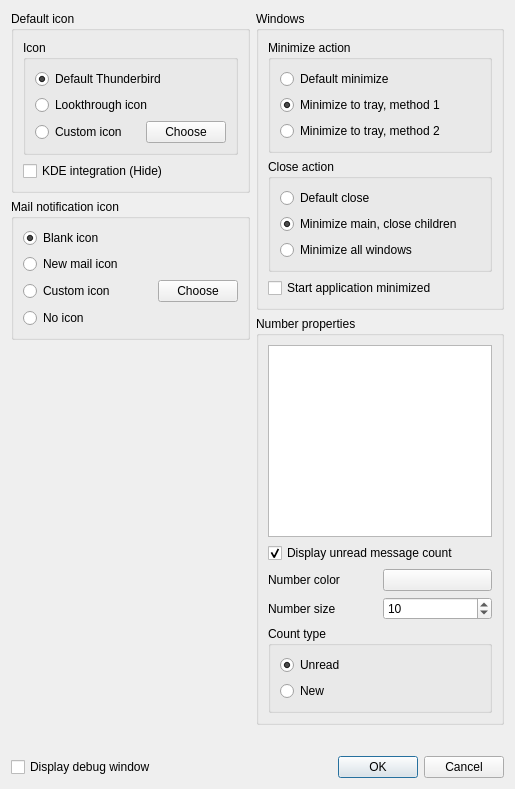
Above: app/SysTray-X/preferences.ui from Ximi1970/systray-x before the change. Below: the same form after it.
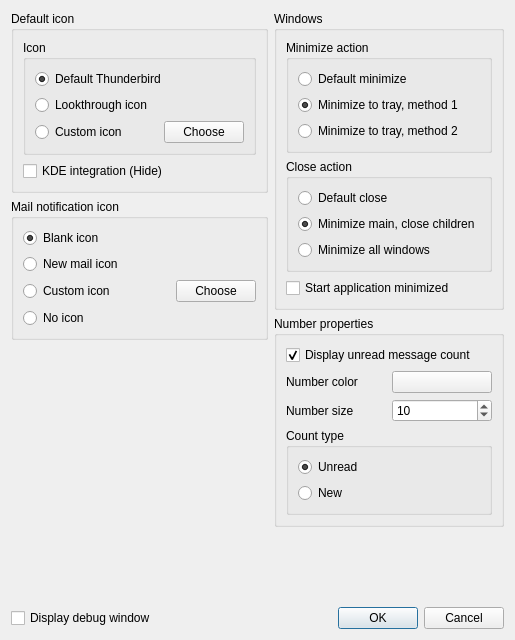
That is the form after the change. Icons and pictures are not drawn.

Commit message: Fix preferences dialog

Diff of the .ui file:
```diff
--- a/app/SysTray-X/preferences.ui
+++ b/app/SysTray-X/preferences.ui
@@ -7,7 +7,7 @@
     <x>0</x>
     <y>0</y>
     <width>515</width>
-    <height>789</height>
+    <height>640</height>
    </rect>
   </property>
   <property name="windowTitle">
@@ -390,9 +390,6 @@
        <layout class="QVBoxLayout" name="verticalLayout_8">
         <item>
          <layout class="QVBoxLayout" name="verticalLayout_7">
-          <item>
-           <widget class="QColumnView" name="columnView"/>
-          </item>
           <item>
            <widget class="QCheckBox" name="showNumberCheckBox">
             <property name="text">
```
Left out of the diff: 2 changed lines with no effect on the pictures.
